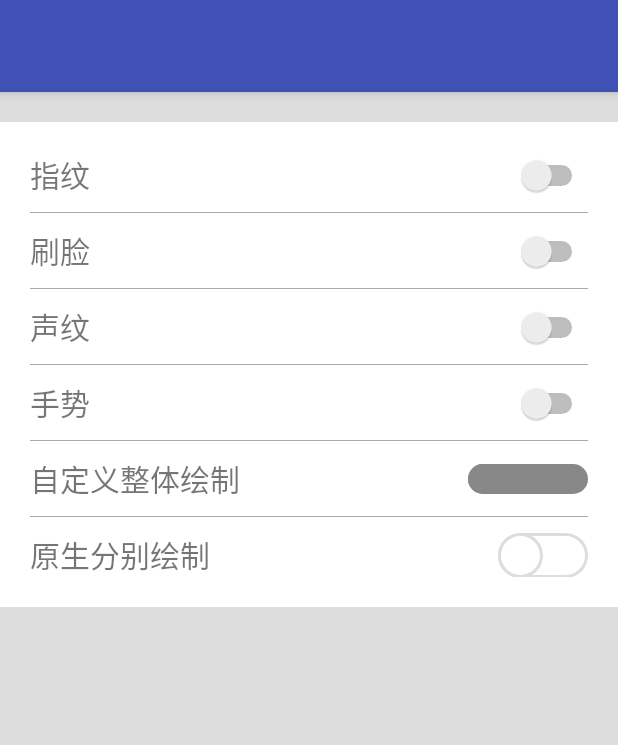
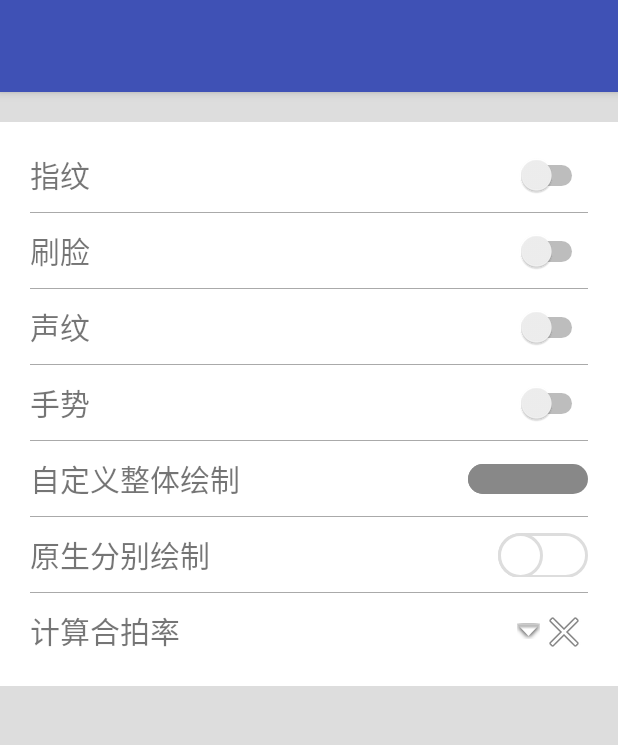
Before and after one commit to kangsafe/SafeLogin, an Android app: the screen it shows after launch (MainActivity), on a phone screen of 412 x 824 dp, the part 64-809 px from its top. Run offline under Robolectric (Android 15) with nearby library versions, the phone set to English and light mode, and no system bars.

Commit message:
新增合拍率计算

```diff
--- a/app/build.gradle
+++ b/app/build.gradle
@@ -31,6 +31,6 @@ dependencies {
     })
     compile 'com.android.support:appcompat-v7:26.+'
     compile 'com.android.support.constraint:constraint-layout:1.0.2'
+    compile 'com.android.support:design:26.+'
     testCompile 'junit:junit:4.12'
-    compile 'com.android.support:design:26.+'
 }
--- a/app/src/main/java/com/ks/safe/login/MainActivity.java
+++ b/app/src/main/java/com/ks/safe/login/MainActivity.java
@@ -10,6 +10,7 @@ import android.support.v7.widget.Toolbar;
 import android.view.View;
 import android.view.ViewGroup;
 import android.widget.CompoundButton;
+import android.widget.ImageView;
 import android.widget.Switch;
 import android.widget.Toast;
 
@@ -17,6 +18,7 @@ import com.ks.safe.login.faceprint.CameraActivty;
 import com.ks.safe.login.fingerprint.FingerPrintDialog;
 import com.ks.safe.login.fingerprint.FingerPrintUtil;
 import com.ks.safe.login.fingerprint.FingerprintAlertDialog;
+import com.ks.safe.login.hepai.HePaiLvActivity;
 import com.ks.safe.login.lockpattern.PatternLockActivity;
 import com.ks.safe.login.view.WaveDynamicAppBar;
 import com.ks.safe.login.voiceprint.VoicePrintActivity;
@@ -28,6 +30,7 @@ public class MainActivity extends AppCompatActivity {
     Switch vface;
     Switch vvoice;
     Switch vgen;
+    ImageView hepai;
     SharedPreferences sp;
     public static String FINGER = "finger";
     public static String FACE = "face";
@@ -48,6 +51,7 @@ public class MainActivity extends AppCompatActivity {
         vface = (Switch) findViewById(R.id.vface);
         vvoice = (Switch) findViewById(R.id.vvoice);
         vgen = (Switch) findViewById(R.id.vgensture);
+        hepai = (ImageView) findViewById(R.id.hepai);
         toolbar = (Toolbar) findViewById(R.id.third_activity_toolbar);
         setSupportActionBar(toolbar);
         final WaveDynamicAppBar bar = (WaveDynamicAppBar) findViewById(R.id.vappbar);
@@ -164,7 +168,12 @@ public class MainActivity extends AppCompatActivity {
                 }
             }
         });
-
+        hepai.setOnClickListener(new View.OnClickListener() {
+            @Override
+            public void onClick(View view) {
+                startActivity(new Intent(MainActivity.this, HePaiLvActivity.class));
+            }
+        });
         //指纹识别
         if (sp.getString(SAFE_LOGIN_TYPE, FINGER).equals(FINGER) && sp.getBoolean(FINGER, false)) {
             new FingerPrintDialog().build(this).setListener(new View.OnClickListener() {
--- a/app/src/main/res/layout/activity_main.xml
+++ b/app/src/main/res/layout/activity_main.xml
@@ -159,6 +159,25 @@
                         android:thumb="@drawable/thumb"
                         android:track="@drawable/track" />
                 </LinearLayout>
+
+                <LinearLayout
+                    android:layout_width="match_parent"
+                    android:layout_height="wrap_content"
+                    android:padding="10dp">
+
+                    <TextView
+                        android:layout_width="0dp"
+                        android:layout_height="wrap_content"
+                        android:layout_weight="1"
+                        android:drawableRight="@android:drawable/arrow_down_float"
+                        android:text="计算合拍率" />
+
+                    <ImageView
+                        android:id="@+id/hepai"
+                        android:layout_width="wrap_content"
+                        android:layout_height="wrap_content"
+                        android:src="@android:drawable/ic_menu_close_clear_cancel" />
+                </LinearLayout>
             </LinearLayout>
         </ScrollView>
 
```
Also changed, not shown: app/src/main/AndroidManifest.xml (+5 -12 lines), app/src/main/java/com/ks/safe/login/ChineseUtils.java (+6 -1 lines), app/src/main/java/com/ks/safe/login/hepai/HePaiLvActivity.java (added, +57 -0 lines), app/src/main/res/layout/activity_he_pai_lv.xml (added, +67 -0 lines).
